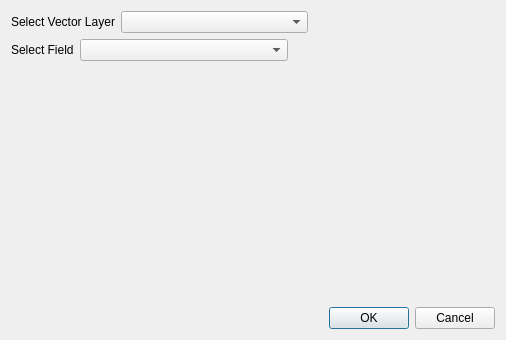
This is step1/step1_dialog_base.ui in mercerraa/qgisPlugins as Qt 5 draws it before an edit. The edited form follows.
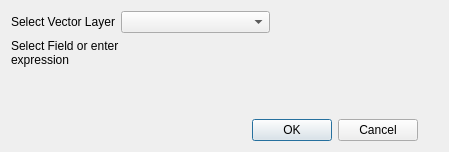
This is the edited form. Custom widgets are drawn as their Qt base class.

Commit message:
Change to expression widget
Replace field selector with expression widget, which can do same job. Code runs but is not finsihed as it cant handle expressions yet.

What changed in the file:
```diff
--- a/step1/step1_dialog_base.ui
+++ b/step1/step1_dialog_base.ui
@@ -6,26 +6,24 @@
    <rect>
     <x>0</x>
     <y>0</y>
-    <width>506</width>
-    <height>340</height>
+    <width>449</width>
+    <height>152</height>
    </rect>
   </property>
   <property name="windowTitle">
    <string>Step One</string>
   </property>
+  <layout class="QGridLayout" name="gridLayout_3">
+   <item row="0" column="0">
   <layout class="QGridLayout" name="gridLayout">
    <item row="0" column="0">
-    <layout class="QVBoxLayout" name="verticalLayout">
-     <item>
-      <layout class="QHBoxLayout" name="horizontalLayout">
-       <item>
         <widget class="QLabel" name="lblSelectVector">
          <property name="text">
           <string>Select Vector Layer</string>
          </property>
         </widget>
        </item>
-       <item>
+     <item row="0" column="1">
         <widget class="QgsMapLayerComboBox" name="cmbxSelectVector">
          <property name="sizePolicy">
           <sizepolicy hsizetype="Expanding" vsizetype="Fixed">
@@ -35,7 +33,7 @@
          </property>
         </widget>
        </item>
-       <item>
+     <item row="0" column="2">
         <spacer name="horizontalSpacer">
          <property name="orientation">
           <enum>Qt::Horizontal</enum>
@@ -50,27 +48,39 @@
        </item>
       </layout>
      </item>
-     <item>
-      <layout class="QHBoxLayout" name="horizontalLayout_2">
-       <item>
-        <widget class="QLabel" name="lblSelectField">
+   <item row="1" column="0">
+    <layout class="QGridLayout" name="gridLayout_2">
+     <item row="0" column="0">
+      <widget class="QLabel" name="lblFilter">
+       <property name="sizePolicy">
+        <sizepolicy hsizetype="Preferred" vsizetype="Preferred">
+         <horstretch>0</horstretch>
+         <verstretch>0</verstretch>
+        </sizepolicy>
+       </property>
          <property name="text">
-          <string>Select Field</string>
+        <string>Select Field or enter expression</string>
+       </property>
+       <property name="wordWrap">
+        <bool>true</bool>
          </property>
         </widget>
        </item>
-       <item>
-        <widget class="QgsFieldComboBox" name="cmbxSelectField">
+     <item row="0" column="1">
+      <widget class="QgsFieldExpressionWidget" name="fewFilter">
          <property name="sizePolicy">
-          <sizepolicy hsizetype="Expanding" vsizetype="Fixed">
+        <sizepolicy hsizetype="Expanding" vsizetype="Preferred">
            <horstretch>0</horstretch>
            <verstretch>0</verstretch>
           </sizepolicy>
          </property>
-        </widget>
-       </item>
-       <item>
-        <spacer name="horizontalSpacer_2">
+       <property name="allowEmptyFieldName">
+        <bool>true</bool>
+       </property>
+      </widget>
+     </item>
+     <item row="0" column="2">
+      <spacer name="horizontalSpacer_4">
          <property name="orientation">
           <enum>Qt::Horizontal</enum>
          </property>
@@ -84,7 +94,7 @@
        </item>
       </layout>
      </item>
-     <item>
+   <item row="2" column="1">
       <spacer name="verticalSpacer">
        <property name="orientation">
         <enum>Qt::Vertical</enum>
@@ -92,12 +102,12 @@
        <property name="sizeHint" stdset="0">
         <size>
          <width>20</width>
-         <height>40</height>
+       <height>36</height>
         </size>
        </property>
       </spacer>
      </item>
-     <item>
+   <item row="3" column="0">
       <layout class="QHBoxLayout" name="horizontalLayout_3">
        <item>
         <spacer name="horizontalSpacer_3">
@@ -125,14 +135,12 @@
       </layout>
      </item>
     </layout>
-   </item>
-  </layout>
  </widget>
  <customwidgets>
   <customwidget>
-   <class>QgsFieldComboBox</class>
-   <extends>QComboBox</extends>
-   <header>qgsfieldcombobox.h</header>
+   <class>QgsFieldExpressionWidget</class>
+   <extends>QWidget</extends>
+   <header>qgsfieldexpressionwidget.h</header>
   </customwidget>
   <customwidget>
    <class>QgsMapLayerComboBox</class>
```
Lines whose indentation alone changed are shown as unchanged. The commit also changes 2 other files.
